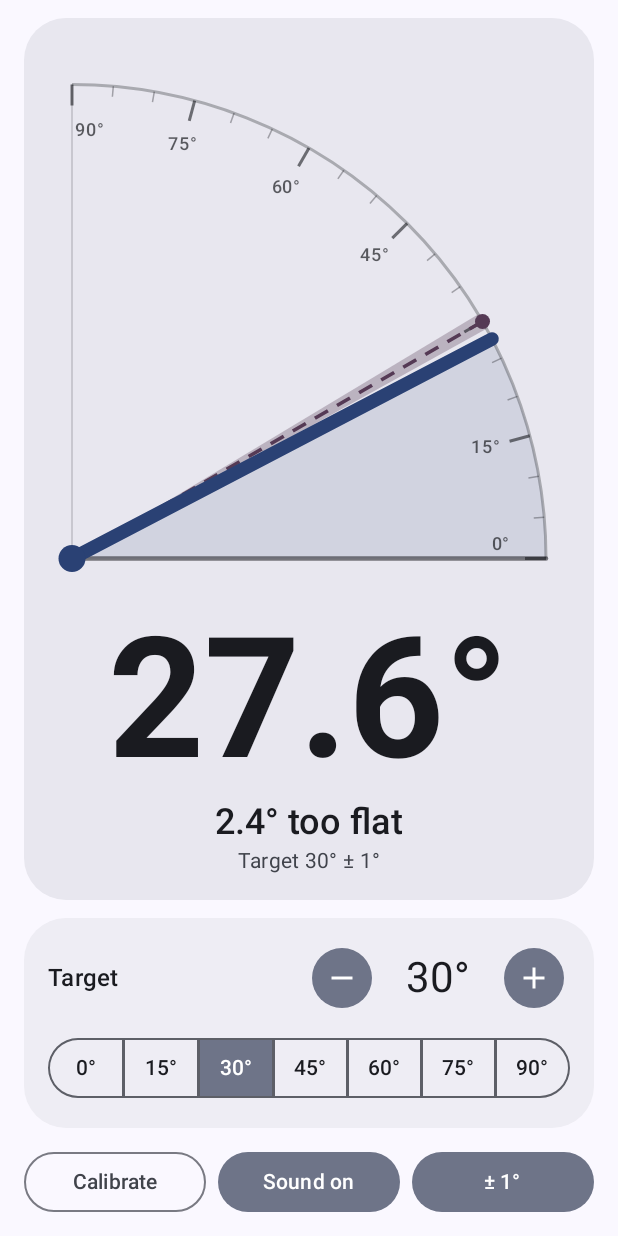
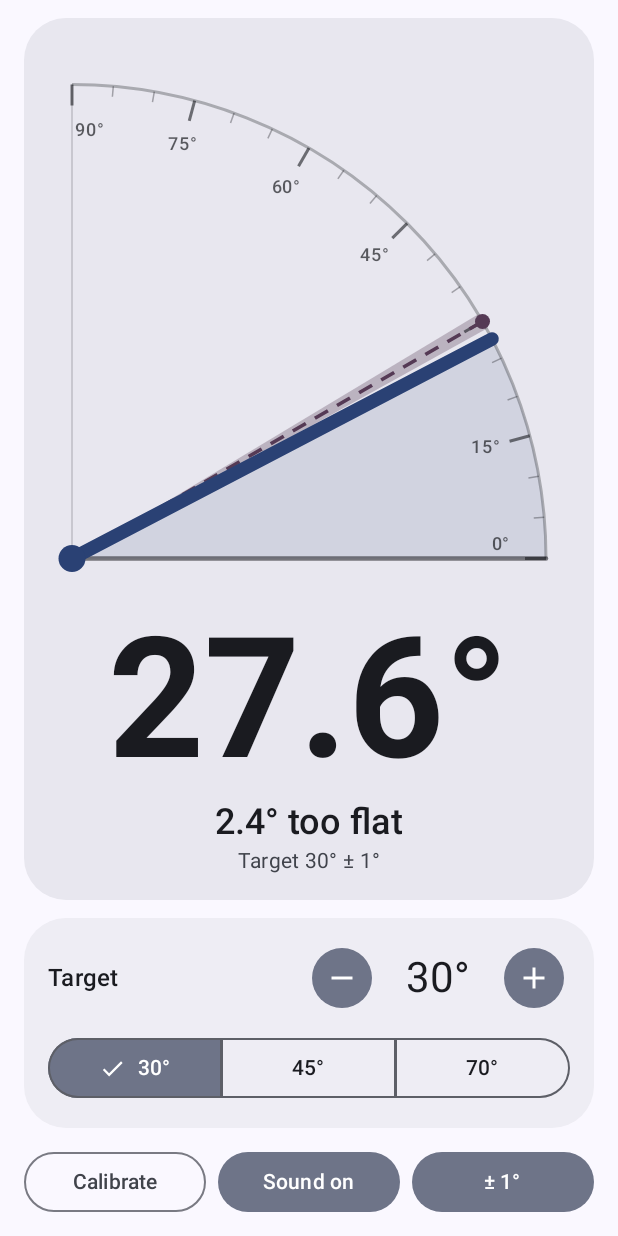
Before and after one commit to andresdelfino/clinometer, an Android app built with Jetpack Compose: the @Preview function PreviewAdjusting, on a phone screen of 412 x 824 dp. Run offline under Robolectric (Android 15) with nearby library versions, the phone set to English and light mode, and no system bars.

Commit message:
Presets: 30°, 45° and 70° - Three segments fit the default checkmark and padding, so the   overrides for seven are gone.
Co-Authored-By: Claude Opus 5.5 <noreply@anthropic.com>

```diff
--- a/app/src/main/java/com/andres/clinometer/ClinometerViewModel.kt
+++ b/app/src/main/java/com/andres/clinometer/ClinometerViewModel.kt
@@ -152,7 +152,7 @@ class ClinometerViewModel(app: Application) : AndroidViewModel(app) {
     companion object {
         const val MIN_TARGET = 0
         const val MAX_TARGET = 90
-        val PRESETS = listOf(0, 15, 30, 45, 60, 75, 90)
+        val PRESETS = listOf(30, 45, 70)
         val TOLERANCES = listOf(0.5, 1.0, 2.0)
 
         private const val CALIBRATION_SETTLE_MS = 1000L
--- a/app/src/main/java/com/andres/clinometer/ui/ClinometerScreen.kt
+++ b/app/src/main/java/com/andres/clinometer/ui/ClinometerScreen.kt
@@ -7,7 +7,6 @@ import androidx.compose.foundation.layout.Arrangement
 import androidx.compose.foundation.layout.Box
 import androidx.compose.foundation.layout.BoxWithConstraints
 import androidx.compose.foundation.layout.Column
-import androidx.compose.foundation.layout.PaddingValues
 import androidx.compose.foundation.layout.Row
 import androidx.compose.foundation.layout.Spacer
 import androidx.compose.foundation.layout.fillMaxSize
@@ -258,9 +257,6 @@ private fun TargetPanel(targetDeg: Int, onTargetChange: (Int) -> Unit, modifier:
                         selected = preset == targetDeg,
                         onClick = { onTargetChange(preset) },
                         shape = SegmentedButtonDefaults.itemShape(index, PRESETS.size),
-                        // Seven segments leave no room for the checkmark or the default padding.
-                        icon = {},
-                        contentPadding = PaddingValues(horizontal = 2.dp),
                     ) { Text("$preset°", softWrap = false) }
                 }
             }
```
